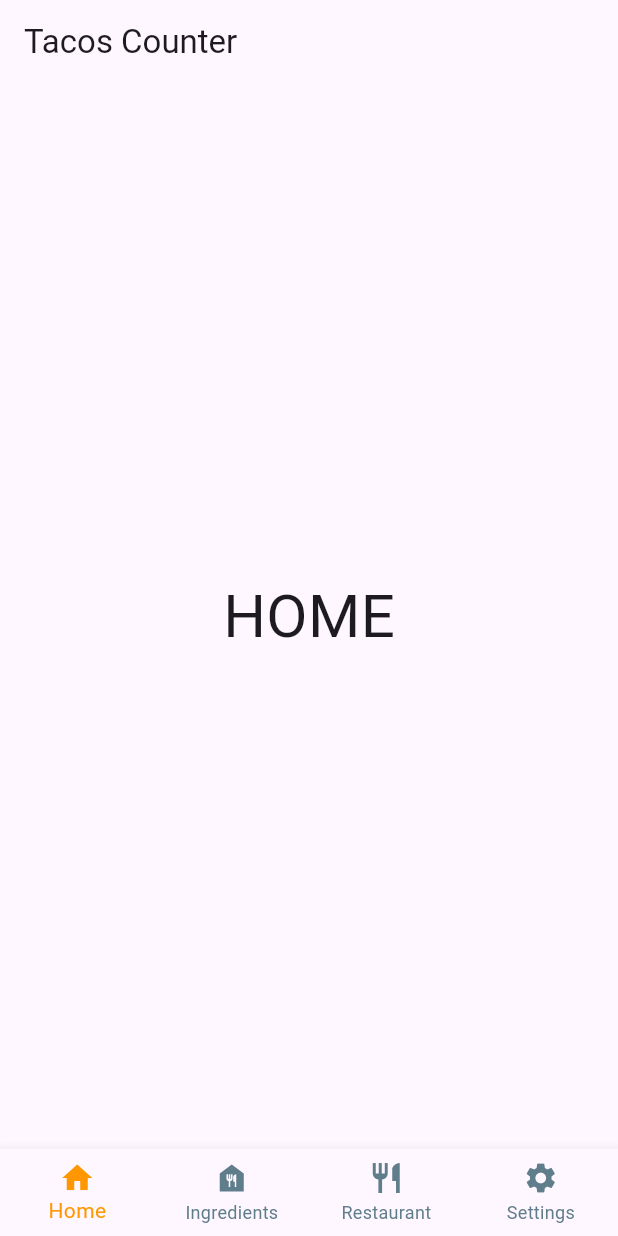
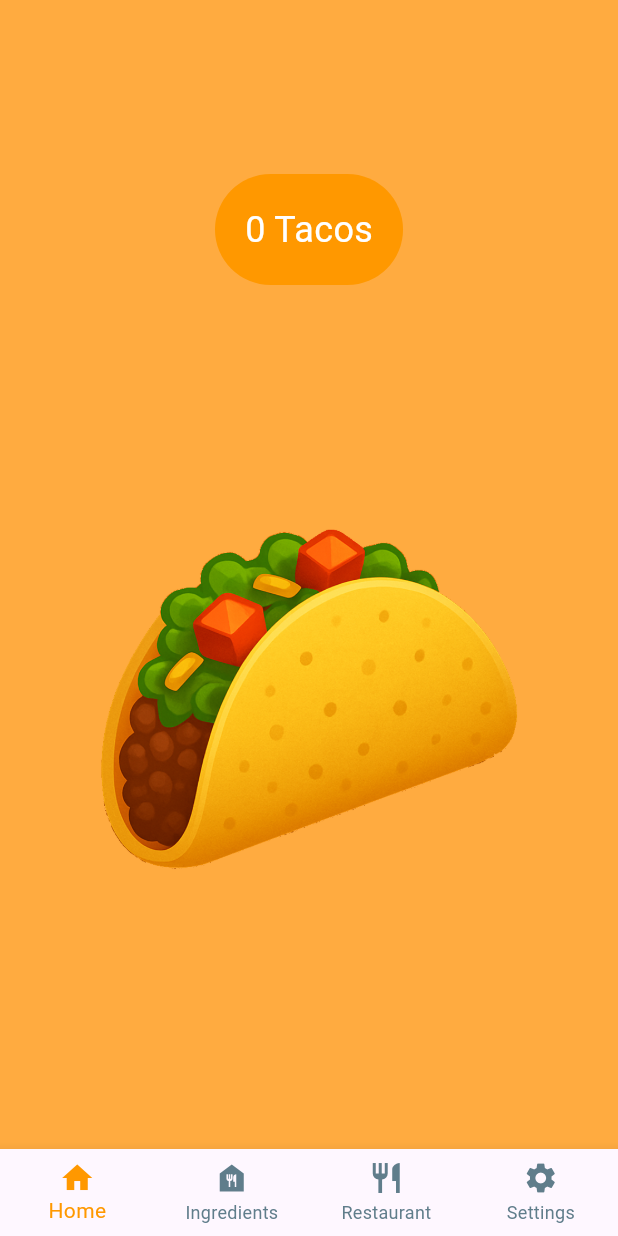
Before and after one commit to byluisfer/TacoClicker, a Flutter app: the screen it shows after launch, on a phone screen of 412 x 824 dp. Run offline on Flutter 3.47's test engine with Material 3 defaults, Android fonts, the phone set to English and light mode, and no system bars.

Commit message:
Added a better counter text in the top

```diff
--- a/lib/bottom_screens/home.dart
+++ b/lib/bottom_screens/home.dart
@@ -1,10 +1,51 @@
 import 'package:flutter/material.dart';
 
-class HomeScreen extends StatelessWidget {
+class HomeScreen extends StatefulWidget {
   const HomeScreen({super.key});
 
   @override
+  State<HomeScreen> createState() => TacoClick();
+}
+
+class TacoClick extends State<HomeScreen> {
+  int count = 0;
+
+  void _incrementClickCount() {
+    setState(() {
+      count += 1;
+    });
+  }
+
+  @override
   Widget build(BuildContext context) {
-    return const Center(child: Text('HOME', style: TextStyle(fontSize: 40)));
+    return Container(
+      color: Colors.orangeAccent,
+      child: Center(
+        child: Column(
+          mainAxisAlignment: MainAxisAlignment.center,
+          children: [
+            Container(
+              padding: const EdgeInsets.all(20),
+              decoration: BoxDecoration(
+                color: Colors.orange,
+                borderRadius: BorderRadius.all(Radius.circular(40)),
+              ),
+              child: Text(
+                '$count Tacos',
+                style: TextStyle(color: Colors.white, fontSize: 24),
+              ),
+            ),
+            SizedBox(height: 80),
+            InkWell(
+              onTap: _incrementClickCount,
+              child: Image.asset('assets/Taco_No_Background.png', height: 380),
+              hoverColor: Colors.transparent,
+              splashColor: Colors.transparent,
+              highlightColor: Colors.transparent,
+            ),
+          ],
+        ),
+      ),
+    );
   }
 }
--- a/lib/screens/main_home_screen.dart
+++ b/lib/screens/main_home_screen.dart
@@ -29,7 +29,6 @@ class _MainHomeScreenState extends State<MainHomeScreen> {
   @override
   Widget build(BuildContext context) {
     return Scaffold(
-      appBar: AppBar(title: const Text('Tacos Counter')),
       body: widgetOptions.elementAt(_selectedIndex),
       bottomNavigationBar: BottomNavigationBar(
         showSelectedLabels: true,
--- a/pubspec.yaml
+++ b/pubspec.yaml
@@ -57,8 +57,8 @@ flutter:
   uses-material-design: true
 
   # To add assets to your application, add an assets section, like this:
-  # assets:
-  #   - images/a_dot_burr.jpeg
+  assets:
+    - assets/Taco_No_Background.png
   #   - images/a_dot_ham.jpeg
 
   # An image asset can refer to one or more resolution-specific "variants", see
```
Also changed, not shown: assets/Taco_No_Background.png (added).
